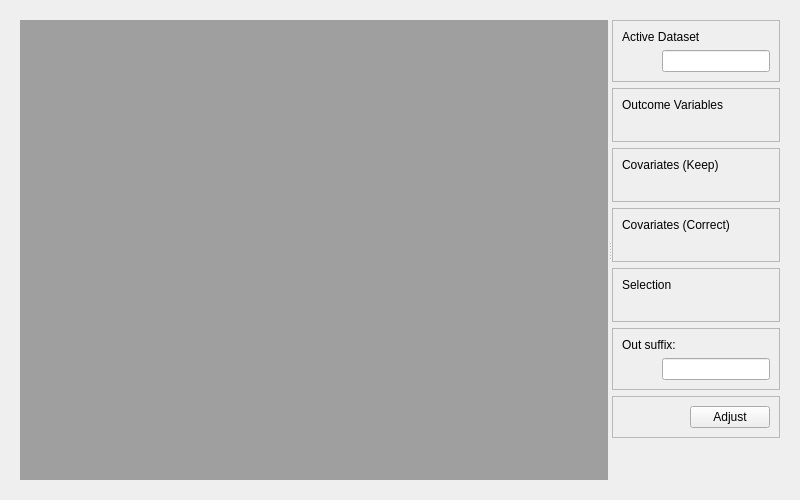
Old version of the form NiChart/plugins/adjcovview/adjcovview.ui in the repository gurayerus/NiChart.
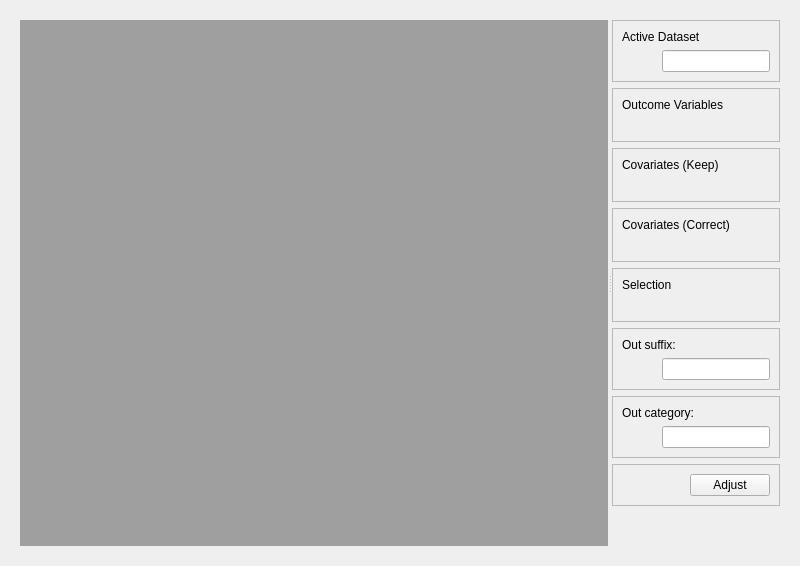
New version of the form.

```diff
--- a/NiChart/plugins/adjcovview/adjcovview.ui
+++ b/NiChart/plugins/adjcovview/adjcovview.ui
@@ -326,6 +326,50 @@
                         </layout>
                         </widget>
                     </item>
+                    
+                    <item>
+                        <widget  class="QFrame"  name="wOutCat">
+                        <property  name="frameShape">
+                            <enum>QFrame::StyledPanel</enum>
+                        </property>
+                        <property  name="frameShadow">
+                            <enum>QFrame::Raised</enum>
+                        </property>
+                        <property  name="lineWidth">
+                            <number>8</number>
+                        </property>
+                        <layout  class="QVBoxLayout"  name="vlBC">
+                            <item>
+                            <widget  class="QLabel"  name="label_outcat">
+                                <property  name="text">
+                                <string>Out category: </string>
+                                </property>
+                            </widget>
+                            </item>
+                            <item>
+                            <layout  class="QHBoxLayout"  name="horizontalLayout_6">
+                                <item>
+                                <spacer  name="horizontalSpacer_6">
+                                    <property  name="orientation">
+                                    <enum>Qt::Horizontal</enum>
+                                    </property>
+                                    <property  name="sizeHint"  stdset="0">
+                                    <size>
+                                        <width>40</width>
+                                        <height>20</height>
+                                    </size>
+                                    </property>
+                                </spacer>
+                                </item>
+                                <item>
+                                    <widget  class="QLineEdit"  name="edit_outCat">
+                                    </widget>
+                                </item>
+                            </layout>
+                            </item>
+                        </layout>
+                        </widget>
+                    </item>
 
                     <item>
                         <widget  class="QFrame"  name="wAdjust">
```
